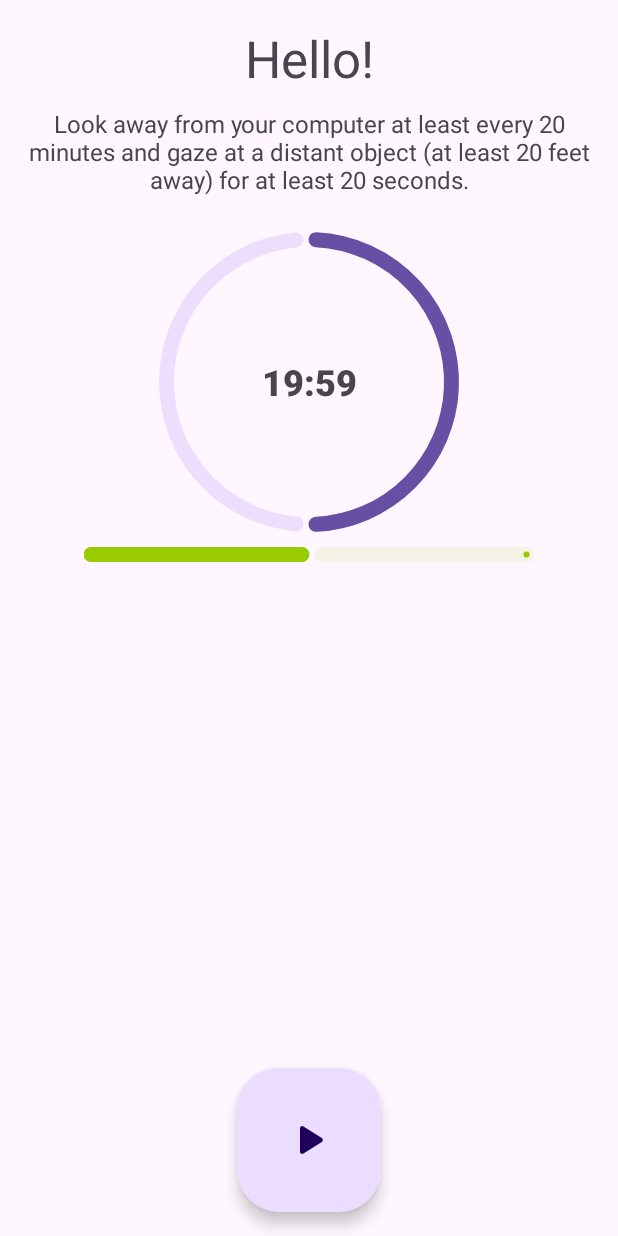
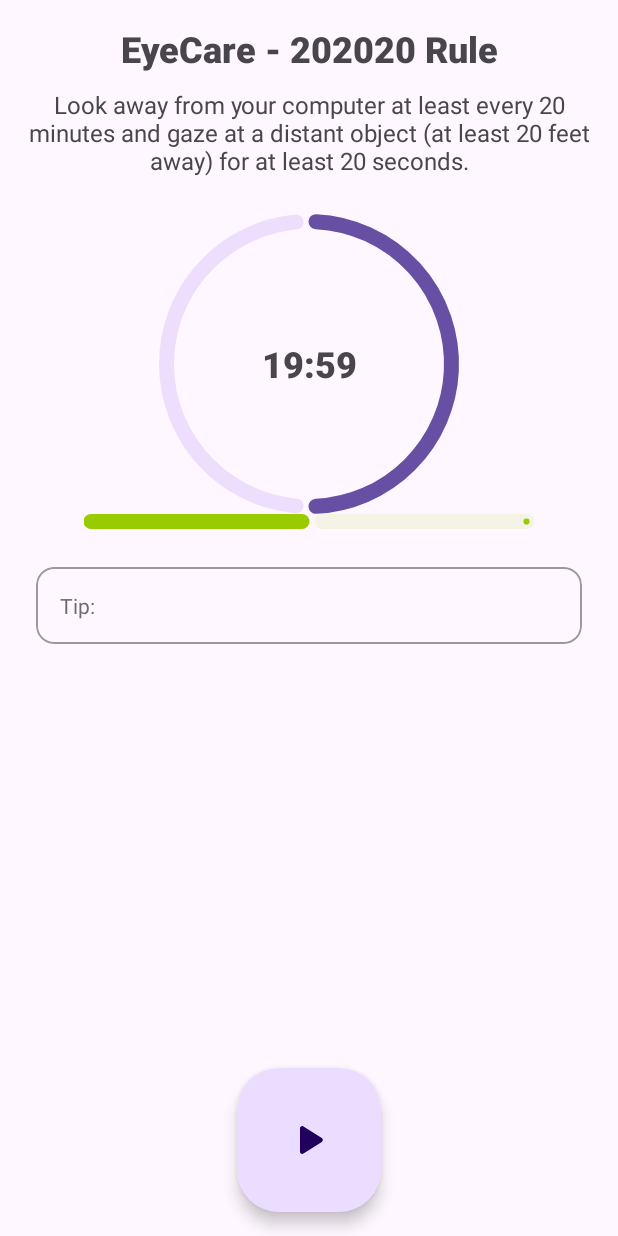
Before and after one commit to Pramod-sj/EyeCare-20-20-20-rule, an Android app: the layout fragment_home.xml on its own in the app's theme, with its tools: preview values and no code run, on a phone screen of 412 x 824 dp. Run offline under Robolectric (Android 15) with nearby library versions, the phone set to English and light mode, and no system bars.

Commit message:
Segregated timer indicator into layout files

```diff
--- a/app/src/main/java/com/pramod/eyecare/framework/ui/fragment/home/HomeFragment.kt
+++ b/app/src/main/java/com/pramod/eyecare/framework/ui/fragment/home/HomeFragment.kt
@@ -67,31 +67,30 @@ class HomeFragment : Fragment(R.layout.fragment_home) {
     private fun bindTimerData() {
         viewModel.uiAlarmStateTimer.observe(viewLifecycleOwner) { state ->
             Timber.d("bindTimerData: $state")
-            TransitionManager.beginDelayedTransition(binding.root)
             when (state) {
                 EyeCareUiCountDownTimer.AlarmState.NotStarted -> {
-                    binding.progressTimeRemaining.hide()
-                    binding.progressGazePercentage.hide()
-                    binding.lottie.isVisible = false
-                    binding.tvTimeRemaining.isVisible = false
+                    binding.inclResting.root.isVisible = false
+                    binding.inclWorking.root.isVisible = false
                     binding.lottieWorkingGuy.isVisible = true
                 }
                 is EyeCareUiCountDownTimer.AlarmState.InProgressWork -> {
-                    binding.progressTimeRemaining.show()
-                    binding.progressGazePercentage.hide()
-                    binding.lottie.isVisible = false
-                    binding.tvTimeRemaining.isVisible = true
+                    binding.inclWorking.root.isVisible = true
+                    binding.inclResting.root.isVisible = false
                     binding.lottieWorkingGuy.isVisible = false
-                    binding.tvTimeRemaining.text = state.remainingTimeString
-                    binding.progressTimeRemaining.setProgressCompat(100 - state.percentage, true)
+                    binding.inclWorking.tvTimeRemaining.text = state.remainingTimeString
+                    binding.inclWorking.progressTimeRemaining.setProgressCompat(
+                        100 - state.percentage,
+                        true
+                    )
                 }
                 is EyeCareUiCountDownTimer.AlarmState.InProgressRest -> {
-                    binding.progressTimeRemaining.hide()
-                    binding.progressGazePercentage.show()
-                    binding.lottie.isVisible = true
-                    binding.tvTimeRemaining.isVisible = false
-                    binding.lottieWorkingGuy.isVisible = false
-                    binding.progressGazePercentage.setProgressCompat(state.percentage, true)
+                    binding.inclWorking.root.isVisible = false
+                    binding.inclResting.root.isVisible = true
+                    binding.inclResting.lottie.isVisible = true
+                    binding.inclResting.progressGazePercentage.setProgressCompat(
+                        state.percentage,
+                        true
+                    )
                 }
             }
         }
--- a/app/src/main/res/layout/fragment_home.xml
+++ b/app/src/main/res/layout/fragment_home.xml
@@ -9,12 +9,12 @@
         android:layout_width="wrap_content"
         android:layout_height="wrap_content"
         android:layout_marginTop="16dp"
-        android:text="Hello!"
-        android:textSize="34sp"
+        android:fontFamily="sans-serif-black"
+        android:text="@string/app_name"
+        android:textSize="24sp"
         app:layout_constraintEnd_toEndOf="parent"
         app:layout_constraintStart_toStartOf="parent"
         app:layout_constraintTop_toTopOf="parent" />
-
 
     <TextView
         android:id="@+id/tv_message"
@@ -29,75 +29,69 @@
         app:layout_constraintStart_toStartOf="parent"
         app:layout_constraintTop_toBottomOf="@id/tv_greeting" />
 
+    <FrameLayout
+        android:id="@+id/cl_body"
+        android:layout_width="match_parent"
+        android:layout_height="250dp"
+        app:layout_constraintTop_toBottomOf="@id/tv_message">
+
         <com.airbnb.lottie.LottieAnimationView
             android:id="@+id/lottie_working_guy"
             android:layout_width="300dp"
             android:layout_height="200dp"
-        app:layout_constraintEnd_toEndOf="parent"
-        app:layout_constraintStart_toStartOf="parent"
-        app:layout_constraintTop_toBottomOf="@id/tv_message"
+            android:layout_gravity="center"
             app:lottie_autoPlay="true"
             app:lottie_loop="true"
             app:lottie_url="https://assets7.lottiefiles.com/packages/lf20_wcwcr5u6.json" />
 
-    <com.google.android.material.progressindicator.CircularProgressIndicator
-        android:id="@+id/progress_time_remaining"
+        <include
+            android:id="@+id/incl_working"
+            layout="@layout/layout_working_timer_indicator"
+            android:layout_width="match_parent"
+            android:layout_height="wrap_content"
+            android:layout_gravity="center" />
+
+        <include
+            android:id="@+id/incl_resting"
+            layout="@layout/layout_resting_timer_indicator"
+            android:layout_width="match_parent"
+            android:layout_height="wrap_content"
+            android:layout_gravity="center" />
+
+    </FrameLayout>
+
+    <com.google.android.material.card.MaterialCardView
+        android:id="@+id/card_tip"
+        android:layout_width="match_parent"
+        android:layout_height="wrap_content"
+        android:layout_marginHorizontal="24dp"
+        android:layout_marginVertical="10dp"
+        app:cardElevation="0dp"
+        app:contentPadding="16dp"
+        app:layout_constraintTop_toBottomOf="@id/cl_body"
+        app:strokeColor="@color/card_tip_border_color"
+        app:strokeWidth="1dp">
+
+        <androidx.appcompat.widget.LinearLayoutCompat
+            android:layout_width="match_parent"
+            android:layout_height="wrap_content"
+            android:orientation="horizontal">
+
+            <TextView
+                android:id="@+id/tv_tip_label"
                 android:layout_width="wrap_content"
                 android:layout_height="wrap_content"
-        android:layout_margin="20dp"
-        android:progress="50"
-        app:indicatorSize="200dp"
-        app:layout_constraintEnd_toEndOf="parent"
-        app:layout_constraintStart_toStartOf="parent"
-        app:layout_constraintTop_toBottomOf="@id/tv_message"
-        app:trackColor="@color/circular_progress_track_color"
-        app:trackCornerRadius="5dp"
-        app:trackThickness="10dp" />
-
-    <TextView
-        android:id="@+id/tv_time_remaining"
-        android:layout_width="0dp"
-        android:layout_height="0dp"
-        android:fontFamily="sans-serif-black"
-        android:gravity="center"
-        android:text="19:59"
-        android:textSize="24sp"
-        app:layout_constraintBottom_toBottomOf="@id/progress_time_remaining"
-        app:layout_constraintEnd_toEndOf="@id/progress_time_remaining"
-        app:layout_constraintStart_toStartOf="@id/progress_time_remaining"
-        app:layout_constraintTop_toTopOf="@id/progress_time_remaining" />
-
-    <com.airbnb.lottie.LottieAnimationView
-        android:id="@+id/lottie"
-        android:layout_width="300dp"
-        android:layout_height="200dp"
-        app:layout_constraintBottom_toBottomOf="@id/progress_time_remaining"
-        app:layout_constraintEnd_toEndOf="@id/progress_time_remaining"
-        app:layout_constraintStart_toStartOf="@id/progress_time_remaining"
-        app:layout_constraintTop_toTopOf="@id/progress_time_remaining"
-        app:lottie_autoPlay="true"
-        app:lottie_loop="true"
-        app:lottie_url="https://assets8.lottiefiles.com/packages/lf20_lnc7r5pw.json" />
-
-    <com.google.android.material.progressindicator.LinearProgressIndicator
-        android:id="@+id/progress_gaze_percentage"
-        android:layout_width="0dp"
-        android:layout_height="wrap_content"
-        android:layout_marginTop="10dp"
-        android:progress="50"
-        app:indicatorColor="@android:color/holo_green_light"
-        app:layout_constraintEnd_toEndOf="@id/lottie"
-        app:layout_constraintStart_toStartOf="@id/lottie"
-        app:layout_constraintTop_toBottomOf="@id/lottie"
-        app:trackColor="@color/gaze_progress_track_color"
-        app:trackCornerRadius="5dp"
-        app:trackThickness="10dp" />
+                android:alpha="0.8"
+                android:text="Tip: " />
 
             <TextView
                 android:id="@+id/tv_tips"
-        app:layout_constraintBottom_toTopOf="@id/fab_start_service"
                 android:layout_width="wrap_content"
-        android:layout_height="wrap_content" />
+                android:layout_height="wrap_content"
+                app:layout_constraintBottom_toTopOf="@id/fab_start_service" />
+        </androidx.appcompat.widget.LinearLayoutCompat>
+
+    </com.google.android.material.card.MaterialCardView>
 
     <com.google.android.material.floatingactionbutton.FloatingActionButton
         android:id="@+id/fab_start_service"
--- /dev/null
+++ b/app/src/main/res/layout/layout_resting_timer_indicator.xml
@@ -0,0 +1,34 @@
+<?xml version="1.0" encoding="utf-8"?>
+<androidx.constraintlayout.widget.ConstraintLayout xmlns:android="http://schemas.android.com/apk/res/android"
+    xmlns:app="http://schemas.android.com/apk/res-auto"
+    android:layout_width="match_parent"
+    android:layout_height="wrap_content">
+
+    <com.airbnb.lottie.LottieAnimationView
+        android:id="@+id/lottie"
+        android:layout_width="300dp"
+        android:layout_height="200dp"
+        android:layout_gravity="center"
+        app:layout_constraintEnd_toEndOf="parent"
+        app:layout_constraintStart_toStartOf="parent"
+        app:layout_constraintTop_toTopOf="parent"
+        app:lottie_autoPlay="true"
+        app:lottie_loop="true"
+        app:lottie_url="https://assets8.lottiefiles.com/packages/lf20_lnc7r5pw.json" />
+
+    <com.google.android.material.progressindicator.LinearProgressIndicator
+        android:id="@+id/progress_gaze_percentage"
+        android:layout_width="0dp"
+        android:layout_height="wrap_content"
+        android:layout_marginTop="10dp"
+        android:progress="50"
+        app:indicatorColor="@android:color/holo_green_light"
+        app:layout_constraintBottom_toBottomOf="parent"
+        app:layout_constraintEnd_toEndOf="@id/lottie"
+        app:layout_constraintStart_toStartOf="@id/lottie"
+        app:layout_constraintTop_toBottomOf="@id/lottie"
+        app:trackColor="@color/gaze_progress_track_color"
+        app:trackCornerRadius="5dp"
+        app:trackThickness="10dp" />
+
+</androidx.constraintlayout.widget.ConstraintLayout>
--- /dev/null
+++ b/app/src/main/res/layout/layout_working_timer_indicator.xml
@@ -0,0 +1,36 @@
+<?xml version="1.0" encoding="utf-8"?>
+
+<androidx.constraintlayout.widget.ConstraintLayout xmlns:android="http://schemas.android.com/apk/res/android"
+    xmlns:app="http://schemas.android.com/apk/res-auto"
+    android:layout_width="match_parent"
+    android:layout_height="wrap_content">
+
+    <com.google.android.material.progressindicator.CircularProgressIndicator
+        android:id="@+id/progress_time_remaining"
+        android:layout_width="wrap_content"
+        android:layout_height="wrap_content"
+        android:layout_margin="20dp"
+        android:progress="50"
+        app:indicatorSize="200dp"
+        app:layout_constraintBottom_toBottomOf="parent"
+        app:layout_constraintEnd_toEndOf="parent"
+        app:layout_constraintStart_toStartOf="parent"
+        app:layout_constraintTop_toTopOf="parent"
+        app:trackColor="@color/circular_progress_track_color"
+        app:trackCornerRadius="5dp"
+        app:trackThickness="10dp" />
+
+    <TextView
+        android:id="@+id/tv_time_remaining"
+        android:layout_width="0dp"
+        android:layout_height="0dp"
+        android:fontFamily="sans-serif-black"
+        android:gravity="center"
+        android:text="19:59"
+        android:textSize="24sp"
+        app:layout_constraintBottom_toBottomOf="@id/progress_time_remaining"
+        app:layout_constraintEnd_toEndOf="@id/progress_time_remaining"
+        app:layout_constraintStart_toStartOf="@id/progress_time_remaining"
+        app:layout_constraintTop_toTopOf="@id/progress_time_remaining" />
+
+</androidx.constraintlayout.widget.ConstraintLayout>
--- a/app/src/main/res/values-night/colors.xml
+++ b/app/src/main/res/values-night/colors.xml
@@ -2,4 +2,5 @@
 <resources>
     <color name="circular_progress_track_color">@color/cardview_dark_background</color>
     <color name="gaze_progress_track_color">@color/cardview_dark_background</color>
+    <color name="card_tip_border_color">#323232</color>
 </resources>
--- a/app/src/main/res/values/colors.xml
+++ b/app/src/main/res/values/colors.xml
@@ -10,4 +10,6 @@
 
     <color name="circular_progress_track_color">#1A6200EE</color>
     <color name="gaze_progress_track_color">#1A99CC00</color>
+
+    <color name="card_tip_border_color">#9A9A9A</color>
 </resources>
```
Lines whose indentation alone changed are shown as unchanged.
